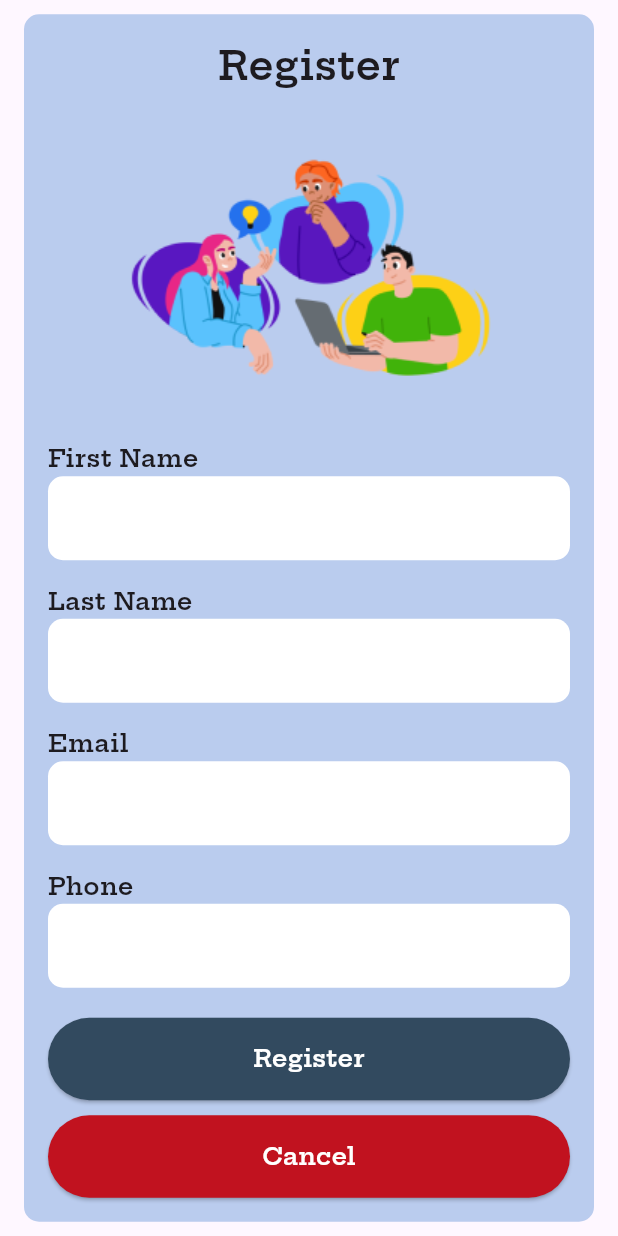
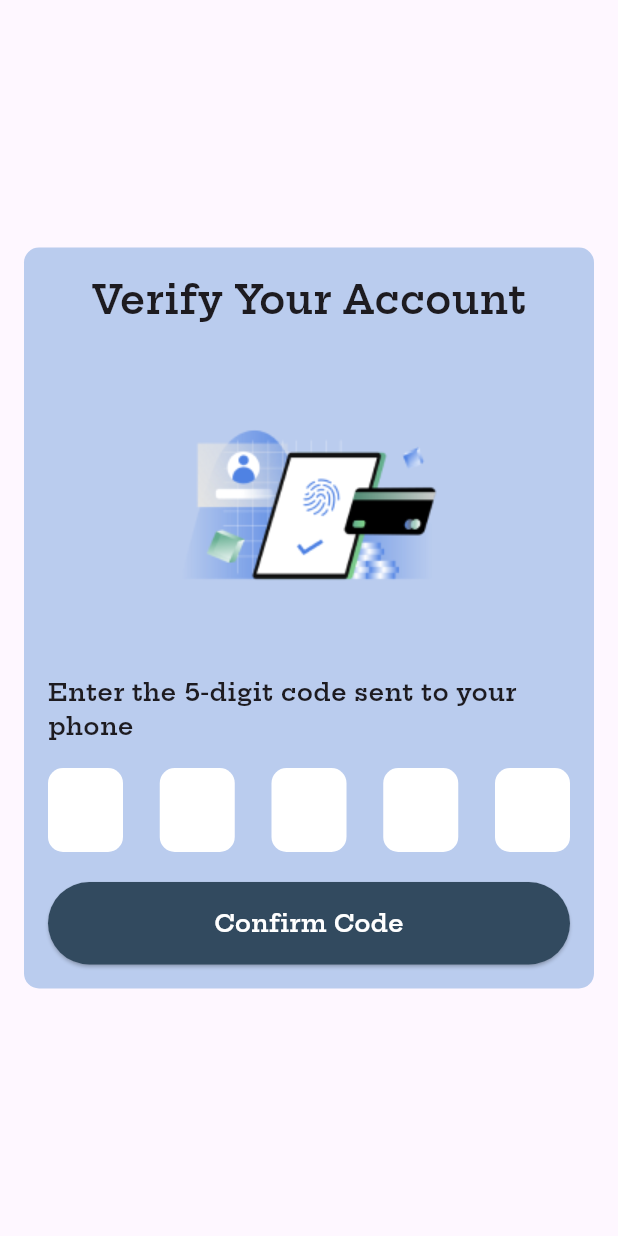
Before and after one commit to NoeOnDev/conexer, a Flutter app: the screen it shows after launch, on a phone screen of 412 x 824 dp. Run offline on Flutter 3.47's test engine with Material 3 defaults, Android fonts, the phone set to English and light mode, and no system bars; our stand-ins replace logger; project files that could hold a hidden picture were left out.

Commit message:
Agregar pantalla de verificación de código y actualizar la ruta inicial en main.dart

```diff
--- a/lib/main.dart
+++ b/lib/main.dart
@@ -1,6 +1,7 @@
 import 'package:flutter/material.dart';
 import 'screens/register_screen.dart';
 import 'screens/complete_registration_screen.dart';
+import 'screens/verify_code_screen.dart';
 
 void main() {
   runApp(const MyApp());
@@ -21,12 +22,14 @@ class MyApp extends StatelessWidget {
       initialRoute: '/',
       debugShowCheckedModeBanner: false,
       routes: {
-        '/': (context) => const RegisterScreen(),
+        '/': (context) => const VerifyCodeScreen(),
+        '/register': (context) => const RegisterScreen(),
         '/complete-registration': (context) {
           final args =
               ModalRoute.of(context)!.settings.arguments as Map<String, String>;
           return CompleteRegistrationScreen(contactId: args['contactId']!);
         },
+
       },
     );
   }
--- /dev/null
+++ b/lib/screens/verify_code_screen.dart
@@ -0,0 +1,111 @@
+import 'package:flutter/material.dart';
+import '../widgets/custom_button.dart';
+
+class VerifyCodeScreen extends StatefulWidget {
+  const VerifyCodeScreen({super.key});
+
+  @override
+  VerifyCodeScreenState createState() => VerifyCodeScreenState();
+}
+
+class VerifyCodeScreenState extends State<VerifyCodeScreen> {
+  final formKey = GlobalKey<FormState>();
+  final codeControllers = List.generate(5, (_) => TextEditingController());
+
+  @override
+  void dispose() {
+    for (var controller in codeControllers) {
+      controller.dispose();
+    }
+    super.dispose();
+  }
+
+  @override
+  Widget build(BuildContext context) {
+    return Scaffold(
+      body: Padding(
+        padding: const EdgeInsets.symmetric(horizontal: 16.0),
+        child: Center(
+          child: SingleChildScrollView(
+            child: Container(
+              padding: const EdgeInsets.all(16.0),
+              decoration: BoxDecoration(
+                color: const Color(0x8077A1DD),
+                borderRadius: BorderRadius.circular(10),
+              ),
+              child: Form(
+                key: formKey,
+                child: Column(
+                  mainAxisSize: MainAxisSize.min,
+                  crossAxisAlignment: CrossAxisAlignment.start,
+                  children: [
+                    const Center(
+                      child: Text(
+                        'Verify Your Account',
+                        style: TextStyle(
+                          fontSize: 26,
+                          fontWeight: FontWeight.bold,
+                        ),
+                      ),
+                    ),
+                    const SizedBox(height: 16),
+                    Center(
+                      child: Image.asset(
+                        'assets/img/img_verify_code.png',
+                        width: 250,
+                        height: 200,
+                      ),
+                    ),
+                    const SizedBox(height: 16),
+                    const Text(
+                      'Enter the 5-digit code sent to your phone',
+                      style:
+                          TextStyle(fontWeight: FontWeight.bold, fontSize: 16),
+                    ),
+                    const SizedBox(height: 16),
+                    Row(
+                      mainAxisAlignment: MainAxisAlignment.spaceBetween,
+                      children: List.generate(5, (index) {
+                        return SizedBox(
+                          width: 50,
+                          child: TextFormField(
+                            controller: codeControllers[index],
+                            keyboardType: TextInputType.number,
+                            textAlign: TextAlign.center,
+                            maxLength: 1,
+                            decoration: InputDecoration(
+                              counterText: '',
+                              filled: true,
+                              fillColor: Colors.white,
+                              enabledBorder: OutlineInputBorder(
+                                borderSide: BorderSide.none,
+                                borderRadius: BorderRadius.circular(10),
+                              ),
+                              focusedBorder: OutlineInputBorder(
+                                borderSide:
+                                    const BorderSide(color: Colors.deepPurple),
+                                borderRadius: BorderRadius.circular(10),
+                              ),
+                            ),
+                          ),
+                        );
+                      }),
+                    ),
+                    const SizedBox(height: 20),
+                    CustomButton(
+                      text: 'Confirm Code',
+                      backgroundColor: const Color(0xFF324A5F),
+                      onPressed: () {
+                        // Handle confirm code logic here
+                      },
+                    ),
+                  ],
+                ),
+              ),
+            ),
+          ),
+        ),
+      ),
+    );
+  }
+}
```
Also changed, not shown: assets/img/img_verify_code.png (added).
